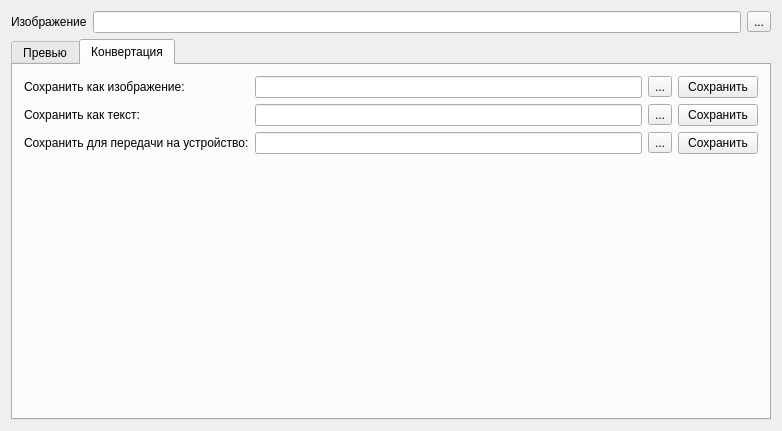
Old version of the form Client/mainwindow.ui in the repository abriko93/LED-T.
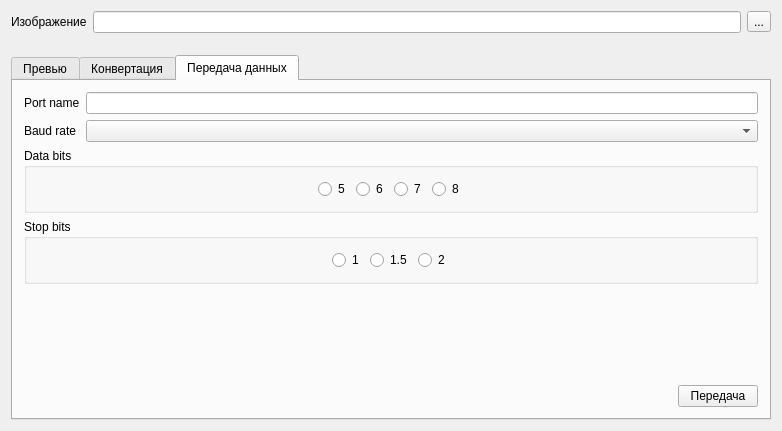
New version of the form.

Commit message: combo box data configuration

Patch:
```diff
--- a/Client/mainwindow.ui
+++ b/Client/mainwindow.ui
@@ -36,10 +36,26 @@
       </item>
      </layout>
     </item>
+    <item>
+     <widget class="QWidget" name="widget" native="true">
+      <property name="minimumSize">
+       <size>
+        <width>0</width>
+        <height>10</height>
+       </size>
+      </property>
+      <property name="maximumSize">
+       <size>
+        <width>16777215</width>
+        <height>10</height>
+       </size>
+      </property>
+     </widget>
+    </item>
     <item>
      <widget class="QTabWidget" name="tabWidget">
       <property name="currentIndex">
-       <number>1</number>
+       <number>2</number>
       </property>
       <widget class="QWidget" name="tab">
        <attribute name="title">
@@ -208,6 +224,206 @@
         </item>
        </layout>
       </widget>
+      <widget class="QWidget" name="tab_3">
+       <attribute name="title">
+        <string>Передача данных</string>
+       </attribute>
+       <layout class="QVBoxLayout" name="verticalLayout_3">
+        <item>
+         <layout class="QGridLayout" name="gridLayout">
+          <item row="0" column="1">
+           <widget class="QLineEdit" name="portNameLineEdt"/>
+          </item>
+          <item row="0" column="0">
+           <widget class="QLabel" name="label_8">
+            <property name="text">
+             <string>Port name</string>
+            </property>
+           </widget>
+          </item>
+          <item row="1" column="0">
+           <widget class="QLabel" name="label_7">
+            <property name="sizePolicy">
+             <sizepolicy hsizetype="Minimum" vsizetype="Minimum">
+              <horstretch>0</horstretch>
+              <verstretch>0</verstretch>
+             </sizepolicy>
+            </property>
+            <property name="text">
+             <string>Baud rate</string>
+            </property>
+           </widget>
+          </item>
+          <item row="1" column="1">
+           <widget class="QComboBox" name="baudRateComboBox">
+            <property name="sizePolicy">
+             <sizepolicy hsizetype="MinimumExpanding" vsizetype="Fixed">
+              <horstretch>0</horstretch>
+              <verstretch>0</verstretch>
+             </sizepolicy>
+            </property>
+           </widget>
+          </item>
+         </layout>
+        </item>
+        <item>
+         <widget class="QGroupBox" name="groupBox">
+          <property name="title">
+           <string>Data bits</string>
+          </property>
+          <layout class="QHBoxLayout" name="horizontalLayout_4">
+           <item>
+            <spacer name="horizontalSpacer_4">
+             <property name="orientation">
+              <enum>Qt::Horizontal</enum>
+             </property>
+             <property name="sizeHint" stdset="0">
+              <size>
+               <width>40</width>
+               <height>20</height>
+              </size>
+             </property>
+            </spacer>
+           </item>
+           <item>
+            <widget class="QRadioButton" name="dataBits5RadioBtn">
+             <property name="text">
+              <string>5</string>
+             </property>
+            </widget>
+           </item>
+           <item>
+            <widget class="QRadioButton" name="dataBits6RadioBtn">
+             <property name="text">
+              <string>6</string>
+             </property>
+            </widget>
+           </item>
+           <item>
+            <widget class="QRadioButton" name="dataBits7RadioBtn">
+             <property name="text">
+              <string>7</string>
+             </property>
+            </widget>
+           </item>
+           <item>
+            <widget class="QRadioButton" name="dataBits8RadioBtn">
+             <property name="text">
+              <string>8</string>
+             </property>
+            </widget>
+           </item>
+           <item>
+            <spacer name="horizontalSpacer_2">
+             <property name="orientation">
+              <enum>Qt::Horizontal</enum>
+             </property>
+             <property name="sizeHint" stdset="0">
+              <size>
+               <width>40</width>
+               <height>20</height>
+              </size>
+             </property>
+            </spacer>
+           </item>
+          </layout>
+         </widget>
+        </item>
+        <item>
+         <widget class="QGroupBox" name="groupBox_2">
+          <property name="title">
+           <string>Stop bits</string>
+          </property>
+          <layout class="QHBoxLayout" name="horizontalLayout_5">
+           <item>
+            <spacer name="horizontalSpacer_5">
+             <property name="orientation">
+              <enum>Qt::Horizontal</enum>
+             </property>
+             <property name="sizeHint" stdset="0">
+              <size>
+               <width>40</width>
+               <height>20</height>
+              </size>
+             </property>
+            </spacer>
+           </item>
+           <item>
+            <widget class="QRadioButton" name="stopBits1radioBtn">
+             <property name="text">
+              <string>1</string>
+             </property>
+            </widget>
+           </item>
+           <item>
+            <widget class="QRadioButton" name="stopBits15RadioBtn">
+             <property name="text">
+              <string>1.5</string>
+             </property>
+            </widget>
+           </item>
+           <item>
+            <widget class="QRadioButton" name="stopBits2RadioBtn">
+             <property name="text">
+              <string>2</string>
+             </property>
+            </widget>
+           </item>
+           <item>
+            <spacer name="horizontalSpacer_3">
+             <property name="orientation">
+              <enum>Qt::Horizontal</enum>
+             </property>
+             <property name="sizeHint" stdset="0">
+              <size>
+               <width>40</width>
+               <height>20</height>
+              </size>
+             </property>
+            </spacer>
+           </item>
+          </layout>
+         </widget>
+        </item>
+        <item>
+         <spacer name="verticalSpacer_2">
+          <property name="orientation">
+           <enum>Qt::Vertical</enum>
+          </property>
+          <property name="sizeHint" stdset="0">
+           <size>
+            <width>20</width>
+            <height>40</height>
+           </size>
+          </property>
+         </spacer>
+        </item>
+        <item>
+         <layout class="QHBoxLayout" name="horizontalLayout_7">
+          <item>
+           <spacer name="horizontalSpacer">
+            <property name="orientation">
+             <enum>Qt::Horizontal</enum>
+            </property>
+            <property name="sizeHint" stdset="0">
+             <size>
+              <width>40</width>
+              <height>20</height>
+             </size>
+            </property>
+           </spacer>
+          </item>
+          <item>
+           <widget class="QPushButton" name="transferDataBtn">
+            <property name="text">
+             <string>Передача</string>
+            </property>
+           </widget>
+          </item>
+         </layout>
+        </item>
+       </layout>
+      </widget>
      </widget>
     </item>
    </layout>
```
The commit also changes 5 other files.
